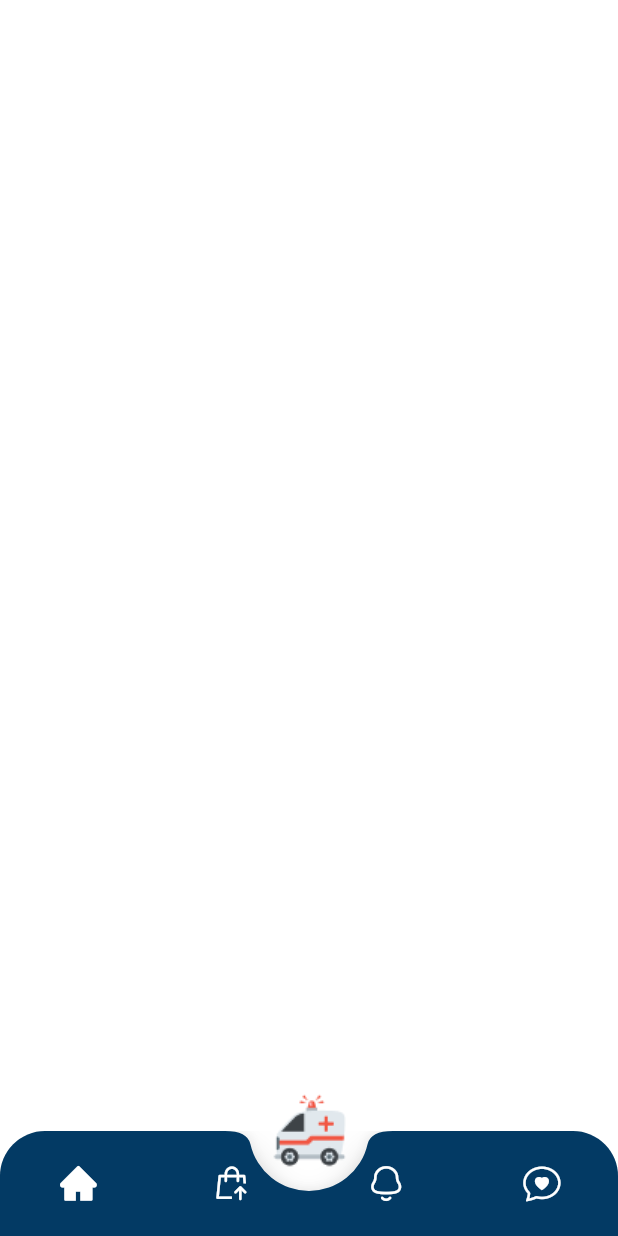
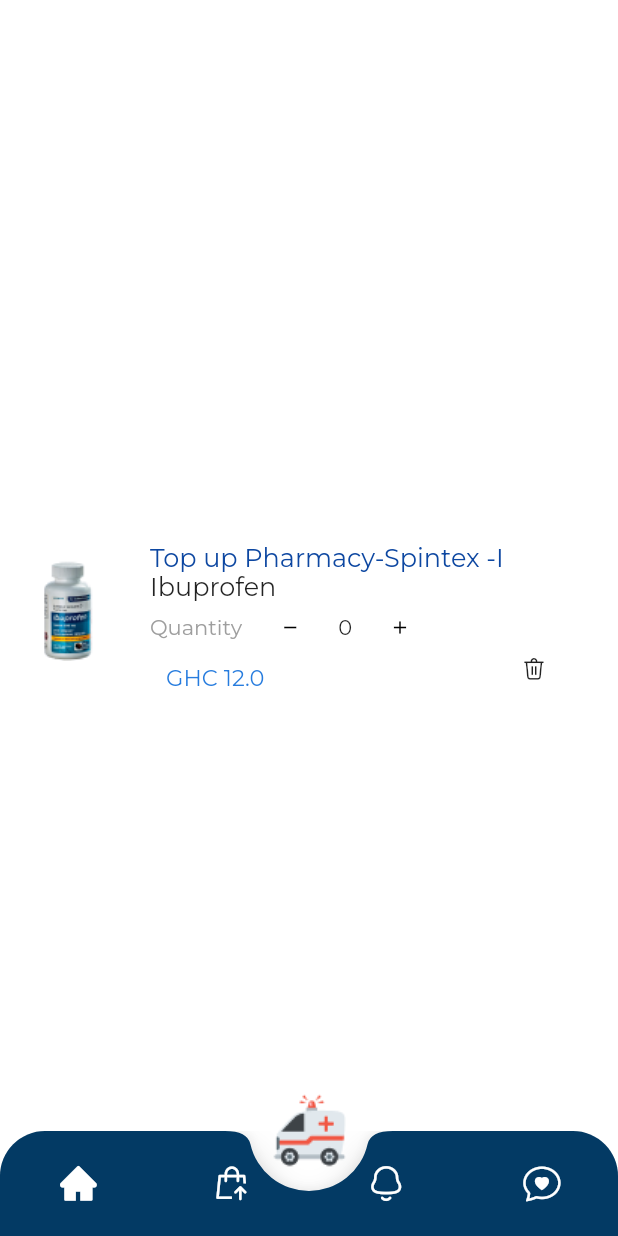
Before and after one commit to akuetteh51/ecentials, a Flutter app: the BottomNavBar screen opened directly, on a phone screen of 412 x 824 dp. Run offline on Flutter 3.47's test engine with Material 2 defaults, Android fonts, the phone set to English and light mode, and no system bars; our stand-ins replace animated_splash_screen, flutter_neumorphic, get, shared_preferences, smooth_page_indicator; accounts and stored records are empty.

Commit message:
fixed the cardCard

```diff
--- a/lib/src/Widgets/cartCard.dart
+++ b/lib/src/Widgets/cartCard.dart
@@ -39,6 +39,9 @@
               fontSize: 17.0,
             ),
           ),
+        ),
+        SizedBox(
+          height: 10,
         ),
         Positioned(
           top: 19,
@@ -95,7 +98,7 @@
         ),
         Positioned(
           top: 80,
-          left: 0,
+          left: -35,
           right: 90,
           child: Center(
             child: Text(
--- a/lib/src/screens/test_widgets_screen.dart
+++ b/lib/src/screens/test_widgets_screen.dart
@@ -1,5 +1,7 @@
 import 'package:ecentialsclone/src/Themes/colors.dart';
+import 'package:ecentialsclone/src/Widgets/ambulanceList.dart';
 import 'package:ecentialsclone/src/Widgets/bottomNavBar.dart';
+import 'package:ecentialsclone/src/Widgets/cartCard.dart';
 import 'package:ecentialsclone/src/Widgets/infoCard.dart';
 import 'package:ecentialsclone/src/Widgets/schoolsAttendedCard.dart';
 import 'package:flutter/material.dart';
@@ -15,7 +17,13 @@
   @override
   Widget build(BuildContext context) {
     return BottomNavBar(
-      body: Center(),
+      body: Center(
+        child: cartCard(
+            pharmacyName: "Top up Pharmacy-Spintex",
+            location: "I",
+            drugName: "Ibuprofen",
+            price: 12),
+      ),
     );
   }
 }
```
